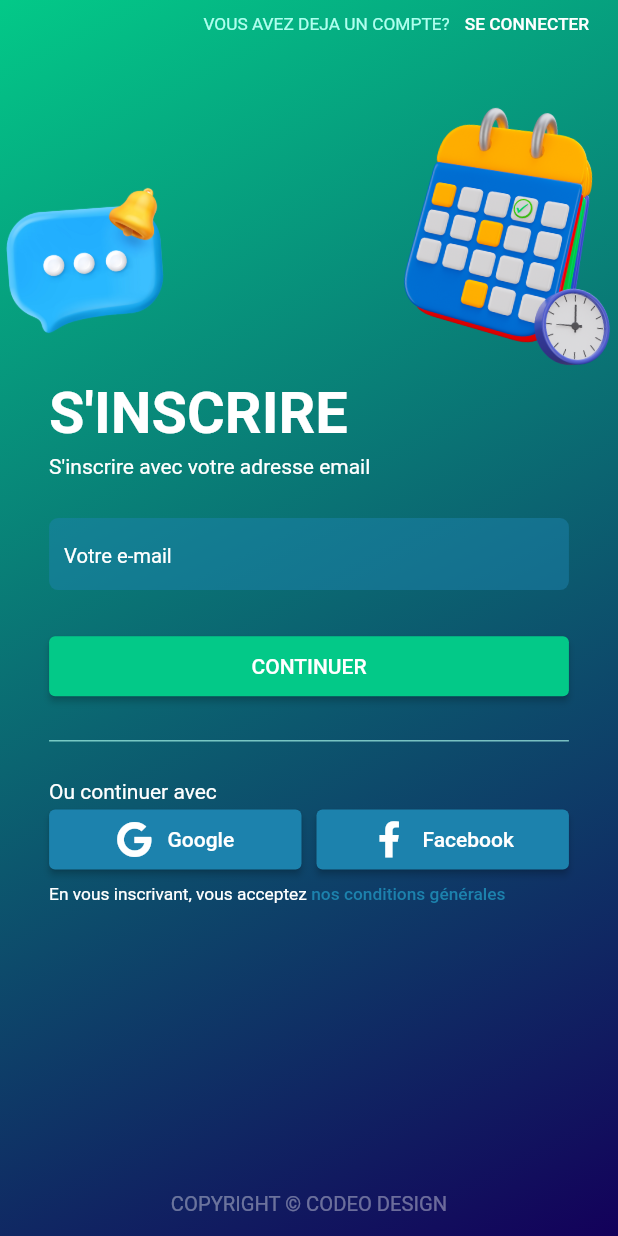
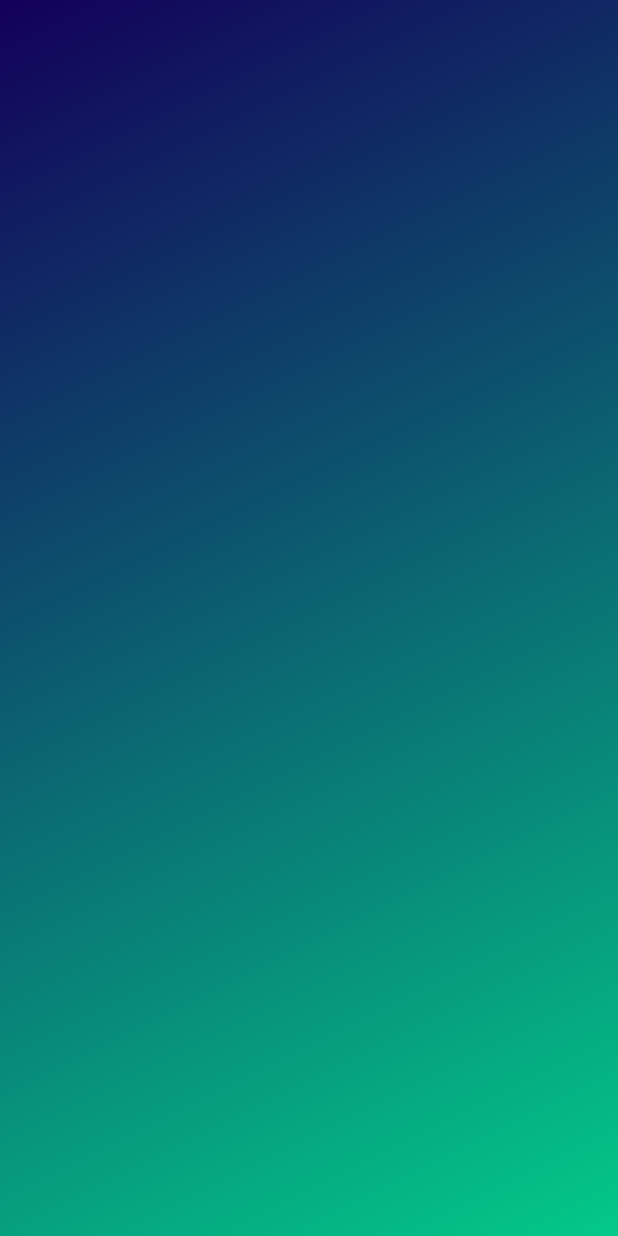
Before and after one commit to safidy1863/Rohy, a Flutter app: the screen it shows after launch, on a phone screen of 412 x 824 dp. Run offline on Flutter 3.47's test engine with Material 2 defaults, Android fonts, the phone set to English and light mode, and no system bars; our stand-ins replace flutter_screenutil, fluttericon, go_router; missing offline and left inert: dart:ffi.

Commit message:
[ADD] register account path

```diff
--- a/lib/shared/models/route_path.dart
+++ b/lib/shared/models/route_path.dart
@@ -1,4 +1,5 @@
 class RoutePath {
   static String loginPath = "/login";
   static String registerViaEmailPath = '/register_email';
+  static String registerAccount = '/register_account';
 }
--- a/lib/shared/router/router.dart
+++ b/lib/shared/router/router.dart
@@ -1,12 +1,13 @@
 import 'package:go_router/go_router.dart';
 import 'package:rohy/shared/models/route_path.dart';
 import 'package:rohy/view/login_screen.dart';
+import 'package:rohy/view/register_account.dart';
 import 'package:rohy/view/register_via_email.dart';
 
 class AppRouter {
 
   static GoRouter configurations = GoRouter(
-    initialLocation: RoutePath.registerViaEmailPath,
+    initialLocation: RoutePath.registerAccount,
     routes: [
       GoRoute(
         path: RoutePath.loginPath,
@@ -15,6 +16,10 @@ class AppRouter {
       GoRoute(
         path: RoutePath.registerViaEmailPath,
         builder: (context,state) => const RegisterViaEmail(),
+      ),
+      GoRoute(
+        path: RoutePath.registerAccount,
+        builder: (context,state) => const RegisterAccount()
       )
     ]
   );
--- a/lib/view/login_screen.dart
+++ b/lib/view/login_screen.dart
@@ -64,7 +64,7 @@ class LoginScreen extends StatelessWidget {
                     )
                 ),
                 Container(
-                  margin: EdgeInsets.only(top: 274.h),
+                  margin: EdgeInsets.only(top: 250.h),
                   padding: EdgeInsets.symmetric(horizontal: 34.w),
                   child: Column(
                     crossAxisAlignment: CrossAxisAlignment.start,
--- /dev/null
+++ b/lib/view/register_account.dart
@@ -0,0 +1,40 @@
+import 'package:flutter/material.dart';
+import 'package:flutter_screenutil/flutter_screenutil.dart';
+import 'package:rohy/shared/colors/app_colors.dart';
+
+class RegisterAccount extends StatelessWidget {
+
+  const RegisterAccount({super.key});
+
+  @override
+  Widget build(BuildContext context) {
+    return Scaffold(
+      body: Container(
+        width: double.infinity,
+        height: double.infinity,
+        padding: EdgeInsets.symmetric(vertical: 10.0.h),
+        decoration: BoxDecoration(
+          gradient: LinearGradient(
+            begin: Alignment.topLeft,
+            end: Alignment.bottomRight,
+            colors: [
+              AppColors.bluePrimary,
+              AppColors.greenPrimary
+            ]
+          )
+        ),
+        child: SafeArea(
+          child: Stack(
+            children: [
+              Row(
+                children: [
+
+                ],
+              )
+            ],
+          ),
+        ),
+      ),
+    );
+  }
+}
--- a/lib/view/register_via_email.dart
+++ b/lib/view/register_via_email.dart
@@ -62,7 +62,7 @@ class RegisterViaEmail extends StatelessWidget {
                 ),
               ),
               Positioned(
-                top: 110.h,
+                top: 80.h,
                 left: -50.w,
                 child: Transform.rotate(
                   angle: 6.21,
@@ -75,7 +75,7 @@ class RegisterViaEmail extends StatelessWidget {
               ),
               Positioned(
                 right: -100.w,
-                top: 40.h,
+                top: 30.h,
                 child: Transform.rotate(
                   angle: 0.2,
                   child: Image.asset(
@@ -86,7 +86,7 @@ class RegisterViaEmail extends StatelessWidget {
                 ),
               ),
               Container(
-                margin: EdgeInsets.only(top: 274.h),
+                margin: EdgeInsets.only(top: 250.h),
                 padding: EdgeInsets.symmetric(horizontal: 34.w),
                 child: Column(
                   crossAxisAlignment: CrossAxisAlignment.start,
```
